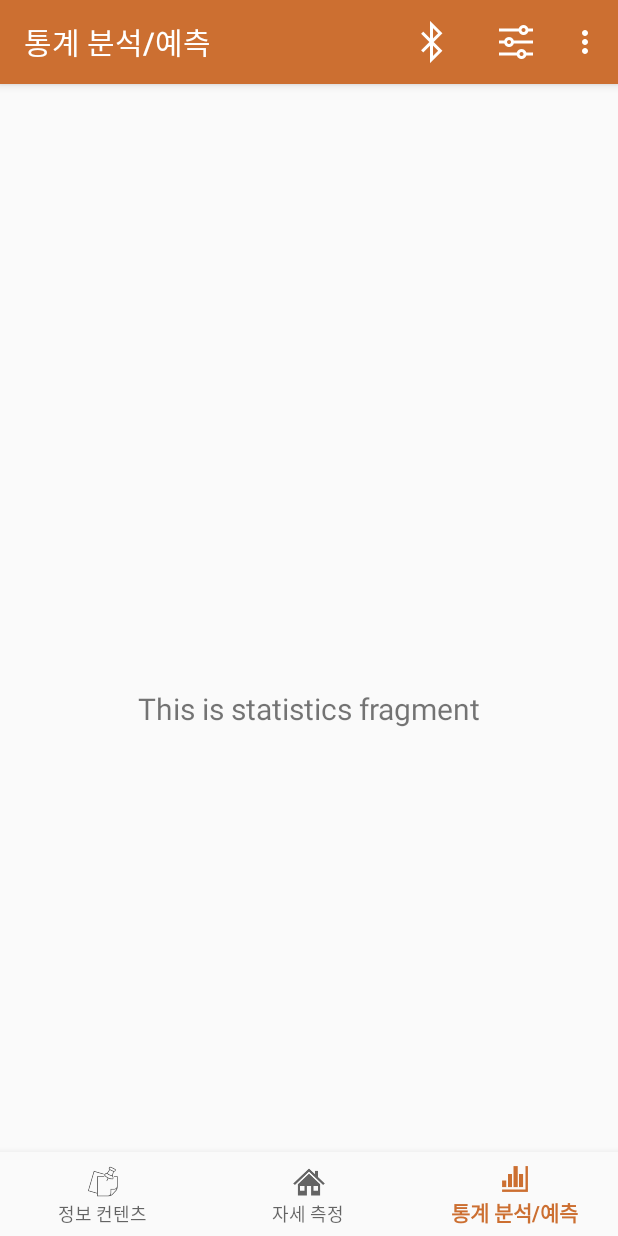
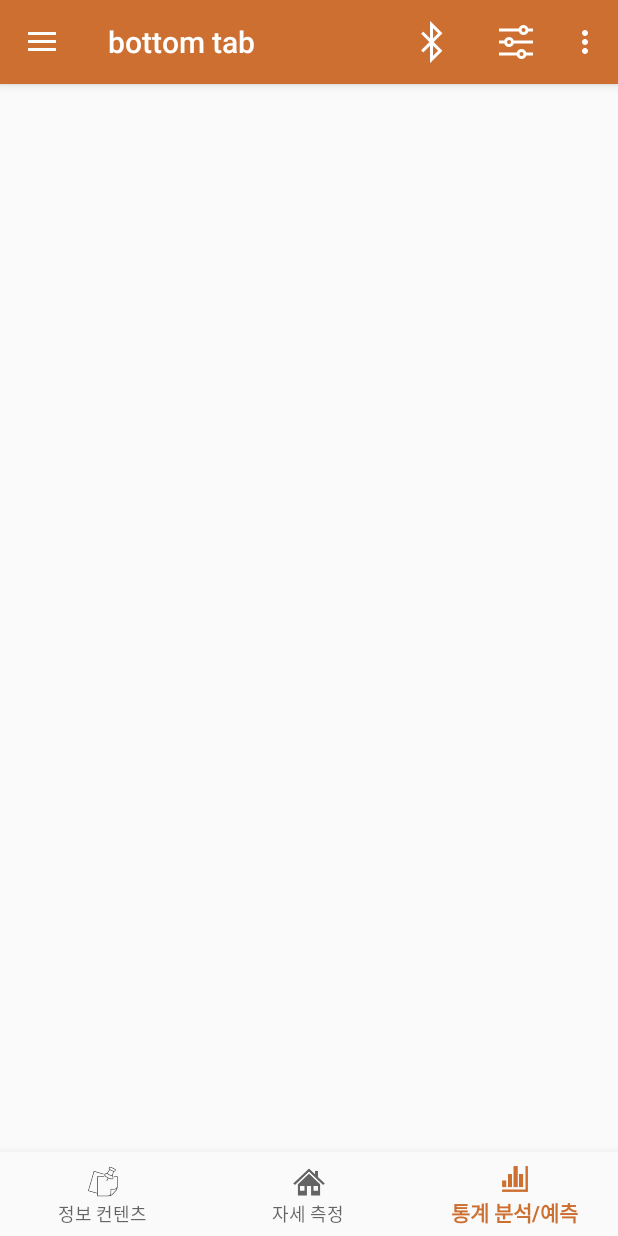
Before and after one commit to JasonYoo1995/Posture-Correction-Application-, an Android app: the screen it shows after launch (MainActivity), item 3 of the bottom bar chosen, on a phone screen of 412 x 824 dp. Run offline under Robolectric (Android 15) with nearby library versions, the light colour scheme and no system bars.

Commit message:
deleted fragments

```diff
--- a/app/src/main/java/com/example/bottomtab/MainActivity.java
+++ b/app/src/main/java/com/example/bottomtab/MainActivity.java
@@ -14,12 +14,7 @@ import androidx.annotation.NonNull;
 import androidx.appcompat.app.ActionBarDrawerToggle;
 import androidx.appcompat.app.AppCompatActivity;
 import androidx.drawerlayout.widget.DrawerLayout;
-import androidx.navigation.NavController;
-import androidx.navigation.Navigation;
-import androidx.navigation.ui.AppBarConfiguration;
-import androidx.navigation.ui.NavigationUI;
 
-import com.google.android.material.bottomnavigation.BottomNavigationView;
 import com.google.android.material.navigation.NavigationView;
 
 public class MainActivity extends AppCompatActivity {
@@ -32,10 +27,11 @@ public class MainActivity extends AppCompatActivity {
     protected void onCreate(Bundle savedInstanceState) {
         super.onCreate(savedInstanceState);
         setContentView(R.layout.drawer_layout);
+        makeDrawerNavigation();
+        makeDialog();
+    }
 
-        makeBottomNavigation();
-        makeDialog();
-
+    private void makeDrawerNavigation(){
         drawerLayout = (DrawerLayout)findViewById(R.id.drawer_layout_id);
         actionBarDrawerToggle = new ActionBarDrawerToggle(this, drawerLayout, R.string.drawer_open, R.string.drawer_close);
         drawerLayout.addDrawerListener(actionBarDrawerToggle);
@@ -61,16 +57,6 @@ public class MainActivity extends AppCompatActivity {
                 return true;
             }
         });
-    }
-
-    private void makeBottomNavigation(){
-        BottomNavigationView navView = findViewById(R.id.nav_view);
-        AppBarConfiguration appBarConfiguration = new AppBarConfiguration.Builder(
-                R.id.navigation_contents, R.id.navigation_home, R.id.navigation_statistics)
-                .build();
-        NavController navController = Navigation.findNavController(this, R.id.nav_host_fragment);
-        NavigationUI.setupActionBarWithNavController(this, navController, appBarConfiguration);
-        NavigationUI.setupWithNavController(navView, navController);
     }
 
     @Override
--- a/app/src/main/java/com/example/bottomtab/ui/home/HomeFragment.java
+++ /dev/null
@@ -1,35 +0,0 @@
-package com.example.bottomtab.ui.home;
-
-import android.os.Bundle;
-import android.view.LayoutInflater;
-import android.view.View;
-import android.view.ViewGroup;
-import android.widget.TextView;
-
-import androidx.annotation.NonNull;
-import androidx.annotation.Nullable;
-import androidx.fragment.app.Fragment;
-import androidx.lifecycle.Observer;
-import androidx.lifecycle.ViewModelProviders;
-
-import com.example.bottomtab.R;
-
-public class HomeFragment extends Fragment {
-
-    private HomeViewModel homeViewModel;
-
-    public View onCreateView(@NonNull LayoutInflater inflater,
-                             ViewGroup container, Bundle savedInstanceState) {
-        homeViewModel =
-                ViewModelProviders.of(this).get(HomeViewModel.class);
-        View root = inflater.inflate(R.layout.fragment_home, container, false);
-        final TextView textView = root.findViewById(R.id.text_home);
-        homeViewModel.getText().observe(getViewLifecycleOwner(), new Observer<String>() {
-            @Override
-            public void onChanged(@Nullable String s) {
-                textView.setText(s);
-            }
-        });
-        return root;
-    }
-}
--- a/app/src/main/java/com/example/bottomtab/ui/home/HomeViewModel.java
+++ /dev/null
@@ -1,19 +0,0 @@
-package com.example.bottomtab.ui.home;
-
-import androidx.lifecycle.LiveData;
-import androidx.lifecycle.MutableLiveData;
-import androidx.lifecycle.ViewModel;
-
-public class HomeViewModel extends ViewModel {
-
-    private MutableLiveData<String> mText;
-
-    public HomeViewModel() {
-        mText = new MutableLiveData<>();
-        mText.setValue("This is home fragment");
-    }
-
-    public LiveData<String> getText() {
-        return mText;
-    }
-}
--- a/app/src/main/java/com/example/bottomtab/ui/statistics/StatisticsFragment.java
+++ /dev/null
@@ -1,35 +0,0 @@
-package com.example.bottomtab.ui.statistics;
-
-import android.os.Bundle;
-import android.view.LayoutInflater;
-import android.view.View;
-import android.view.ViewGroup;
-import android.widget.TextView;
-
-import androidx.annotation.NonNull;
-import androidx.annotation.Nullable;
-import androidx.fragment.app.Fragment;
-import androidx.lifecycle.Observer;
-import androidx.lifecycle.ViewModelProviders;
-
-import com.example.bottomtab.R;
-
-public class StatisticsFragment extends Fragment {
-
-    private StatisticsViewModel statisticsViewModel;
-
-    public View onCreateView(@NonNull LayoutInflater inflater,
-                             ViewGroup container, Bundle savedInstanceState) {
-        statisticsViewModel =
-                ViewModelProviders.of(this).get(StatisticsViewModel.class);
-        View root = inflater.inflate(R.layout.fragment_statistics, container, false);
-        final TextView textView = root.findViewById(R.id.text_statistics);
-        statisticsViewModel.getText().observe(getViewLifecycleOwner(), new Observer<String>() {
-            @Override
-            public void onChanged(@Nullable String s) {
-                textView.setText(s);
-            }
-        });
-        return root;
-    }
-}
--- a/app/src/main/java/com/example/bottomtab/ui/statistics/StatisticsViewModel.java
+++ /dev/null
@@ -1,19 +0,0 @@
-package com.example.bottomtab.ui.statistics;
-
-import androidx.lifecycle.LiveData;
-import androidx.lifecycle.MutableLiveData;
-import androidx.lifecycle.ViewModel;
-
-public class StatisticsViewModel extends ViewModel {
-
-    private MutableLiveData<String> mText;
-
-    public StatisticsViewModel() {
-        mText = new MutableLiveData<>();
-        mText.setValue("This is statistics fragment");
-    }
-
-    public LiveData<String> getText() {
-        return mText;
-    }
-}
--- a/app/src/main/res/layout/activity_main.xml
+++ b/app/src/main/res/layout/activity_main.xml
@@ -18,16 +18,4 @@
         app:layout_constraintRight_toRightOf="parent"
         app:menu="@menu/bottom_nav_menu" />
 
-    <fragment
-        android:id="@+id/nav_host_fragment"
-        android:name="androidx.navigation.fragment.NavHostFragment"
-        android:layout_width="match_parent"
-        android:layout_height="match_parent"
-        app:defaultNavHost="true"
-        app:layout_constraintBottom_toTopOf="@id/nav_view"
-        app:layout_constraintLeft_toLeftOf="parent"
-        app:layout_constraintRight_toRightOf="parent"
-        app:layout_constraintTop_toTopOf="parent"
-        app:navGraph="@navigation/mobile_navigation" />
-
 </androidx.constraintlayout.widget.ConstraintLayout>
--- a/app/src/main/res/layout/drawer_layout.xml
+++ b/app/src/main/res/layout/drawer_layout.xml
@@ -24,5 +24,4 @@
 
     </com.google.android.material.navigation.NavigationView>
 
-
 </androidx.drawerlayout.widget.DrawerLayout>
--- a/app/src/main/res/layout/fragment_statistics.xml
+++ /dev/null
@@ -1,22 +0,0 @@
-<?xml version="1.0" encoding="utf-8"?>
-<androidx.constraintlayout.widget.ConstraintLayout xmlns:android="http://schemas.android.com/apk/res/android"
-    xmlns:app="http://schemas.android.com/apk/res-auto"
-    xmlns:tools="http://schemas.android.com/tools"
-    android:layout_width="match_parent"
-    android:layout_height="match_parent"
-    tools:context=".ui.statistics.StatisticsFragment">
-
-    <TextView
-        android:id="@+id/text_statistics"
-        android:layout_width="match_parent"
-        android:layout_height="wrap_content"
-        android:layout_marginStart="8dp"
-        android:layout_marginTop="8dp"
-        android:layout_marginEnd="8dp"
-        android:textAlignment="center"
-        android:textSize="20sp"
-        app:layout_constraintBottom_toBottomOf="parent"
-        app:layout_constraintEnd_toEndOf="parent"
-        app:layout_constraintStart_toStartOf="parent"
-        app:layout_constraintTop_toTopOf="parent" />
-</androidx.constraintlayout.widget.ConstraintLayout>
--- a/app/src/main/res/navigation/mobile_navigation.xml
+++ /dev/null
@@ -1,25 +0,0 @@
-<?xml version="1.0" encoding="utf-8"?>
-<navigation xmlns:android="http://schemas.android.com/apk/res/android"
-    xmlns:app="http://schemas.android.com/apk/res-auto"
-    xmlns:tools="http://schemas.android.com/tools"
-    android:id="@+id/mobile_navigation"
-    app:startDestination="@+id/navigation_home">
-
-    <fragment
-        android:id="@+id/navigation_contents"
-        android:name="com.example.bottomtab.ui.contents.ContentsFragment"
-        android:label="@string/title_contents"
-        tools:layout="@layout/fragment_contents" />
-
-    <fragment
-        android:id="@+id/navigation_home"
-        android:name="com.example.bottomtab.ui.home.HomeFragment"
-        android:label="@string/title_home"
-        tools:layout="@layout/fragment_home" />
-
-    <fragment
-        android:id="@+id/navigation_statistics"
-        android:name="com.example.bottomtab.ui.statistics.StatisticsFragment"
-        android:label="@string/title_statistics"
-        tools:layout="@layout/fragment_statistics" />
-</navigation>
```
Also changed, not shown: app/src/main/java/com/example/bottomtab/ui/contents/ContentsFragment.java (deleted, +0 -35 lines), app/src/main/java/com/example/bottomtab/ui/contents/ContentsViewModel.java (deleted, +0 -19 lines), app/src/main/res/layout/fragment_contents.xml (deleted, +0 -22 lines), app/src/main/res/layout/fragment_home.xml (deleted, +0 -22 lines).
